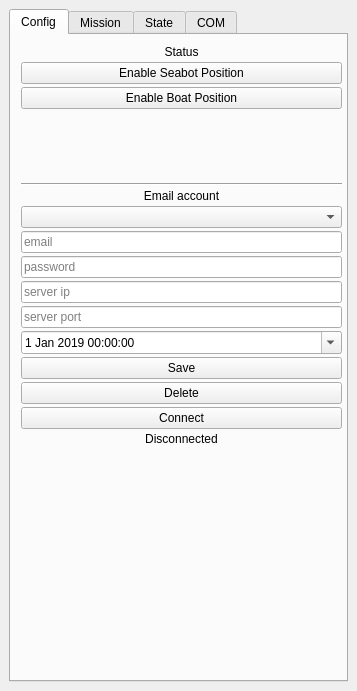
The window that tools/qgis/seabot/seabot_dockwidget_base.ui (ThomasLeMezo/seabot) describes before a commit, drawn with Qt 5.
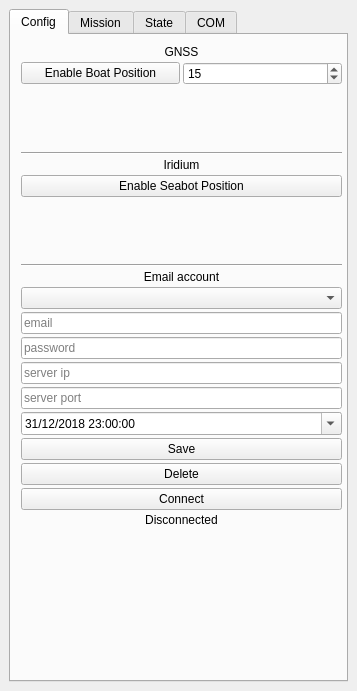
The same window after the commit.

Commit message: [qgis] Update boat traj

Patch:
```diff
--- a/tools/qgis/seabot/seabot_dockwidget_base.ui
+++ b/tools/qgis/seabot/seabot_dockwidget_base.ui
@@ -99,10 +99,10 @@
           <x>10</x>
           <y>10</y>
           <width>321</width>
-          <height>401</height>
+          <height>482</height>
          </rect>
         </property>
-        <layout class="QVBoxLayout" name="verticalLayout_2" stretch="1,0,1,0,0,0,0,0,0,0,0,0,0,0,0,0">
+        <layout class="QVBoxLayout" name="verticalLayout_2" stretch="1,0,0,0,0,0,0,0,0,0,0,0,0,0,0,0,0,0,0">
          <property name="spacing">
           <number>3</number>
          </property>
@@ -142,7 +142,97 @@
             </size>
            </property>
            <property name="text">
-            <string>Status</string>
+            <string>GNSS</string>
+           </property>
+           <property name="alignment">
+            <set>Qt::AlignCenter</set>
+           </property>
+          </widget>
+         </item>
+         <item>
+          <layout class="QHBoxLayout" name="horizontalLayout" stretch="0,0">
+           <property name="sizeConstraint">
+            <enum>QLayout::SetDefaultConstraint</enum>
+           </property>
+           <item>
+            <widget class="QPushButton" name="pushButton_boat">
+             <property name="minimumSize">
+              <size>
+               <width>100</width>
+               <height>0</height>
+              </size>
+             </property>
+             <property name="text">
+              <string>Enable Boat Position</string>
+             </property>
+             <property name="checkable">
+              <bool>true</bool>
+             </property>
+            </widget>
+           </item>
+           <item>
+            <widget class="QSpinBox" name="spinBox_gnss_trace">
+             <property name="suffix">
+              <string> </string>
+             </property>
+             <property name="minimum">
+              <number>-1</number>
+             </property>
+             <property name="maximum">
+              <number>300</number>
+             </property>
+             <property name="singleStep">
+              <number>15</number>
+             </property>
+             <property name="value">
+              <number>15</number>
+             </property>
+            </widget>
+           </item>
+          </layout>
+         </item>
+         <item>
+          <spacer name="verticalSpacer_2">
+           <property name="orientation">
+            <enum>Qt::Vertical</enum>
+           </property>
+           <property name="sizeHint" stdset="0">
+            <size>
+             <width>20</width>
+             <height>10</height>
+            </size>
+           </property>
+          </spacer>
+         </item>
+         <item>
+          <widget class="Line" name="line_2">
+           <property name="orientation">
+            <enum>Qt::Horizontal</enum>
+           </property>
+          </widget>
+         </item>
+         <item>
+          <widget class="QLabel" name="label_status_2">
+           <property name="sizePolicy">
+            <sizepolicy hsizetype="Minimum" vsizetype="Fixed">
+             <horstretch>0</horstretch>
+             <verstretch>0</verstretch>
+            </sizepolicy>
+           </property>
+           <property name="minimumSize">
+            <size>
+             <width>0</width>
+             <height>0</height>
+            </size>
+           </property>
+           <property name="maximumSize">
+            <size>
+             <width>16777215</width>
+             <height>16777215</height>
+            </size>
+           </property>
+           <property name="text">
+            <string>Iridium</string>
            </property>
            <property name="alignment">
             <set>Qt::AlignCenter</set>
@@ -165,22 +255,6 @@
            </property>
           </widget>
          </item>
-         <item>
-          <widget class="QPushButton" name="pushButton_boat">
-           <property name="minimumSize">
-            <size>
-             <width>100</width>
-             <height>0</height>
-            </size>
-           </property>
-           <property name="text">
-            <string>Enable Boat Position</string>
-           </property>
-           <property name="checkable">
-            <bool>true</bool>
-           </property>
-          </widget>
-         </item>
          <item>
           <spacer name="verticalSpacer">
            <property name="orientation">
@@ -282,17 +356,17 @@
           <widget class="QDateTimeEdit" name="dateTimeEdit_last_sync">
            <property name="dateTime">
             <datetime>
-             <hour>0</hour>
+             <hour>23</hour>
              <minute>0</minute>
              <second>0</second>
-             <year>2019</year>
-             <month>1</month>
-             <day>1</day>
+             <year>2018</year>
+             <month>12</month>
+             <day>31</day>
             </datetime>
            </property>
            <property name="minimumDateTime">
             <datetime>
-             <hour>22</hour>
+             <hour>21</hour>
              <minute>0</minute>
              <second>0</second>
              <year>2014</year>
@@ -300,6 +374,9 @@
              <day>31</day>
             </datetime>
            </property>
+           <property name="displayFormat">
+            <string>dd/MM/yyyy HH:mm:ss</string>
+           </property>
            <property name="calendarPopup">
             <bool>true</bool>
            </property>
```
The commit also changes 3 other files.
